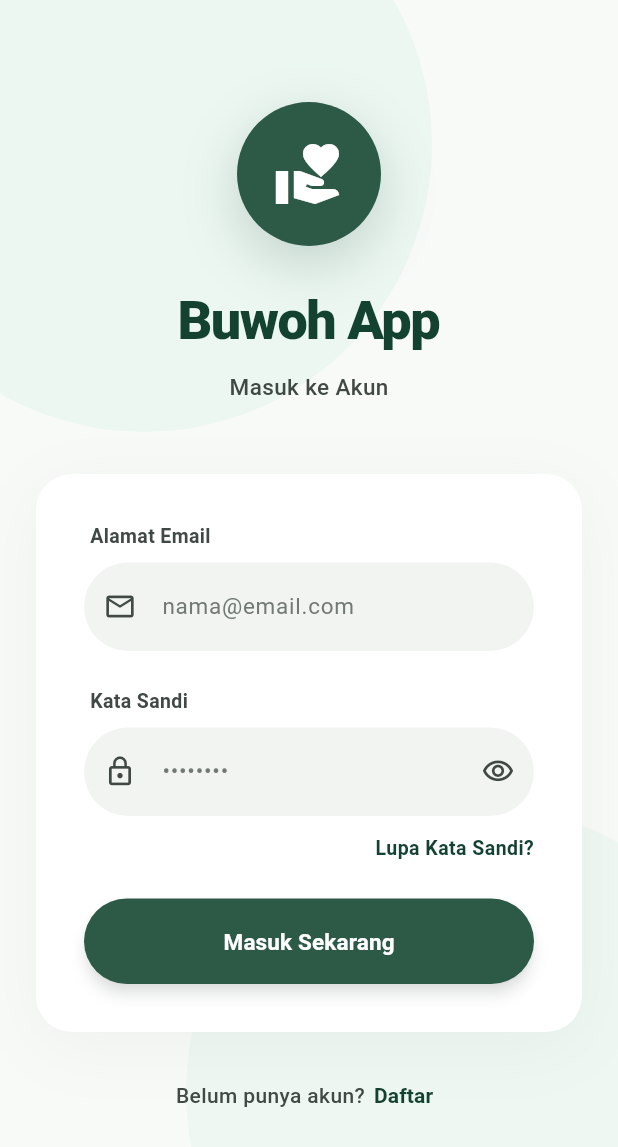
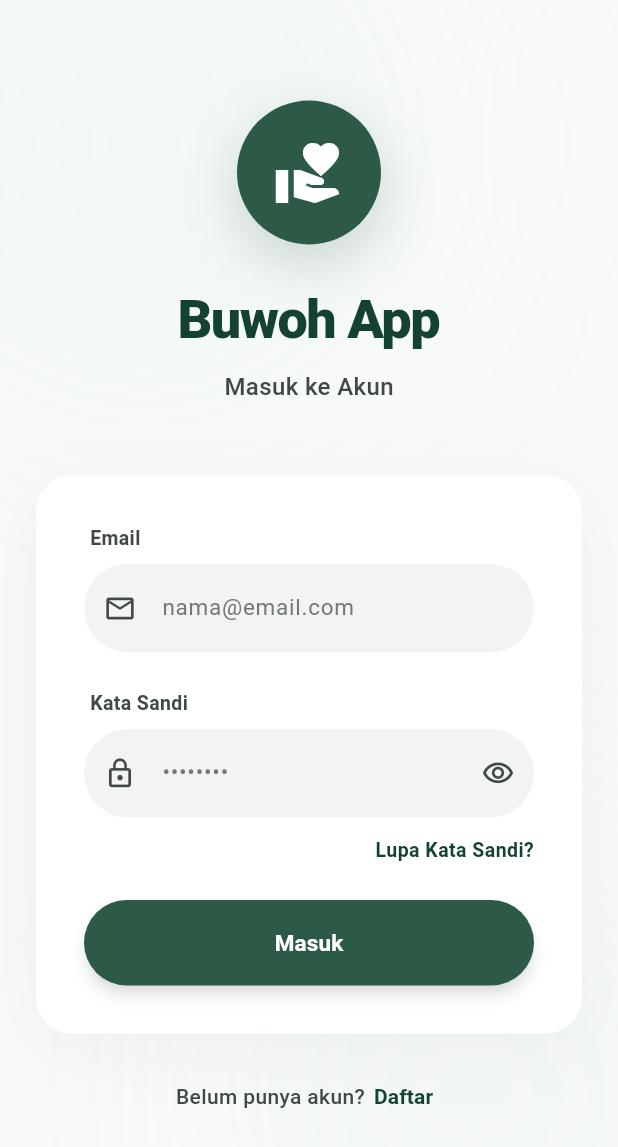
Before and after one commit to rifaprasetya01/buwoh-app, a Flutter app: the screen it shows after launch, on a phone screen of 412 x 824 dp. Shown: the top 1147 px of the screen. Run offline on Flutter 3.47's test engine with Material 3 defaults, Android fonts, the phone set to English and light mode, and no system bars; our stand-ins replace image_picker; Roboto replaces fonts that are missing (Plus Jakarta Sans).

Commit message:
feat(ui): redesign login screen with new form components

```diff
--- a/frontend/lib/screens/login_screen.dart
+++ b/frontend/lib/screens/login_screen.dart
@@ -1,6 +1,7 @@
 import 'package:flutter/material.dart';
 import 'register_screen.dart';
 import 'home_screen.dart';
+import '../widgets/widgets.dart';
 
 class LoginScreen extends StatefulWidget {
   const LoginScreen({super.key});
@@ -20,11 +21,11 @@ class _LoginScreenState extends State<LoginScreen> {
   static const _primaryFixed = Color(0xFFBCEDD4);
   static const _secondaryFixed = Color(0xFFC5EBD9);
   static const _onSurfaceVariant = Color(0xFF414944);
-  static const _outlineVariant = Color(0xFFC0C8C2);
-  static const _outline = Color(0xFF717974);
+  // static const _outlineVariant = Color(0xFFC0C8C2);
+  // static const _outline = Color(0xFF717974);
   static const _surfaceContainerLowest = Color(0xFFFFFFFF);
   static const _background = Color(0xFFF8FAF8);
-  static const _tertiary = Color(0xFF705D00);
+  // static const _tertiary = Color(0xFF705D00);
 
   @override
   void dispose() {
@@ -39,29 +40,16 @@ class _LoginScreenState extends State<LoginScreen> {
       backgroundColor: _background,
       body: Stack(
         children: [
-          // Background blobs
           Positioned(
             top: -96,
             left: -96,
-            child: Container(
-              width: 384,
-              height: 384,
-              decoration: BoxDecoration(
-                shape: BoxShape.circle,
-                color: _primaryFixed.withValues(alpha: 0.20),
-              ),
-            ),
+            child: BuwohGlowBlob(color: _primaryFixed.withValues(alpha: 0.065)),
           ),
           Positioned(
             bottom: -96,
             right: -96,
-            child: Container(
-              width: 384,
-              height: 384,
-              decoration: BoxDecoration(
-                shape: BoxShape.circle,
-                color: _secondaryFixed.withValues(alpha: 0.20),
-              ),
+            child: BuwohGlowBlob(
+              color: _secondaryFixed.withValues(alpha: 0.065),
             ),
           ),
 
@@ -73,7 +61,10 @@ class _LoginScreenState extends State<LoginScreen> {
                   child: ConstrainedBox(
                     constraints: const BoxConstraints(maxWidth: 500),
                     child: Padding(
-                      padding: const EdgeInsets.symmetric(horizontal: 24, vertical: 48),
+                      padding: const EdgeInsets.symmetric(
+                        horizontal: 24,
+                        vertical: 48,
+                      ),
                       child: Column(
                         children: [
                           // ── Header ──────────────────────────────────────────────
@@ -115,7 +106,7 @@ class _LoginScreenState extends State<LoginScreen> {
                                 'Masuk ke Akun',
                                 style: TextStyle(
                                   fontFamily: 'Plus Jakarta Sans',
-                                  fontSize: 15,
+                                  fontSize: 16,
                                   fontWeight: FontWeight.w500,
                                   color: _onSurfaceVariant,
                                 ),
@@ -133,7 +124,9 @@ class _LoginScreenState extends State<LoginScreen> {
                               borderRadius: BorderRadius.circular(24),
                               boxShadow: [
                                 BoxShadow(
-                                  color: const Color(0xFF191C1B).withValues(alpha: 0.04),
+                                  color: const Color(
+                                    0xFF191C1B,
+                                  ).withValues(alpha: 0.04),
                                   blurRadius: 40,
                                   offset: const Offset(0, 10),
                                 ),
@@ -143,25 +136,26 @@ class _LoginScreenState extends State<LoginScreen> {
                               crossAxisAlignment: CrossAxisAlignment.start,
                               children: [
                                 // Email field
-                                const _FieldLabel('Alamat Email'),
+                                const BuwohFieldLabel('Email'),
                                 const SizedBox(height: 8),
-                                _InputField(
+                                BuwohInputField(
                                   controller: _emailCtrl,
                                   hintText: 'nama@email.com',
-                                  prefixIcon: Icons.mail_outline,
+                                  prefixIcon: Icons.email_outlined,
                                   keyboardType: TextInputType.emailAddress,
                                 ),
 
                                 const SizedBox(height: 24),
 
                                 // Password field
-                                const _FieldLabel('Kata Sandi'),
+                                const BuwohFieldLabel('Kata Sandi'),
                                 const SizedBox(height: 8),
-                                _PasswordField(
+                                BuwohPasswordField(
                                   controller: _passwordCtrl,
                                   obscure: _obscurePassword,
                                   onToggle: () => setState(
-                                      () => _obscurePassword = !_obscurePassword),
+                                    () => _obscurePassword = !_obscurePassword,
+                                  ),
                                 ),
 
                                 const SizedBox(height: 12),
@@ -174,7 +168,8 @@ class _LoginScreenState extends State<LoginScreen> {
                                     style: TextButton.styleFrom(
                                       padding: EdgeInsets.zero,
                                       minimumSize: Size.zero,
-                                      tapTargetSize: MaterialTapTargetSize.shrinkWrap,
+                                      tapTargetSize:
+                                          MaterialTapTargetSize.shrinkWrap,
                                     ),
                                     child: const Text(
                                       'Lupa Kata Sandi?',
@@ -192,13 +187,13 @@ class _LoginScreenState extends State<LoginScreen> {
                                 const SizedBox(height: 24),
 
                                 // Login button
-                                _PrimaryButton(
-                                  label: 'Masuk Sekarang',
+                                BuwohPrimaryButton(
+                                  label: 'Masuk',
                                   onPressed: () {
                                     Navigator.pushReplacement(
                                       context,
                                       MaterialPageRoute(
-                                        builder: (_) => const HomeScreen(),
+                                        builder: (context) => const HomeScreen(),
                                       ),
                                     );
                                   },
@@ -232,10 +227,12 @@ class _LoginScreenState extends State<LoginScreen> {
                                   );
                                 },
                                 style: TextButton.styleFrom(
-                                  padding:
-                                      const EdgeInsets.symmetric(horizontal: 6),
+                                  padding: const EdgeInsets.symmetric(
+                                    horizontal: 6,
+                                  ),
                                   minimumSize: Size.zero,
-                                  tapTargetSize: MaterialTapTargetSize.shrinkWrap,
+                                  tapTargetSize:
+                                      MaterialTapTargetSize.shrinkWrap,
                                 ),
                                 child: const Text(
                                   'Daftar',
@@ -265,176 +262,3 @@ class _LoginScreenState extends State<LoginScreen> {
 }
 
 // ── Reusable Widgets ────────────────────────────────────────────────────────
-
-class _FieldLabel extends StatelessWidget {
-  final String text;
-  const _FieldLabel(this.text);
-
-  @override
-  Widget build(BuildContext context) {
-    return Padding(
-      padding: const EdgeInsets.only(left: 4),
-      child: Text(
-        text,
-        style: const TextStyle(
-          fontFamily: 'Plus Jakarta Sans',
-          fontSize: 13,
-          fontWeight: FontWeight.w600,
-          color: Color(0xFF414944),
-        ),
-      ),
-    );
-  }
-}
-
-class _InputField extends StatelessWidget {
-  final TextEditingController controller;
-  final String hintText;
-  final IconData prefixIcon;
-  final TextInputType keyboardType;
-
-  const _InputField({
-    required this.controller,
-    required this.hintText,
-    required this.prefixIcon,
-    this.keyboardType = TextInputType.text,
-  });
-
-  @override
-  Widget build(BuildContext context) {
-    return TextField(
-      controller: controller,
-      keyboardType: keyboardType,
-      style: const TextStyle(
-        fontFamily: 'Plus Jakarta Sans',
-        fontSize: 15,
-        color: Color(0xFF191C1B),
-      ),
-      decoration: InputDecoration(
-        hintText: hintText,
-        hintStyle: const TextStyle(
-          fontFamily: 'Plus Jakarta Sans',
-          color: Color(0xFF717974),
-          fontSize: 15,
-        ),
-        prefixIcon: Icon(prefixIcon, color: const Color(0xFF414944), size: 22),
-        filled: true,
-        fillColor: const Color(0xFFF2F4F2),
-        border: OutlineInputBorder(
-          borderRadius: BorderRadius.circular(999),
-          borderSide: BorderSide.none,
-        ),
-        enabledBorder: OutlineInputBorder(
-          borderRadius: BorderRadius.circular(999),
-          borderSide: BorderSide.none,
-        ),
-        focusedBorder: OutlineInputBorder(
-          borderRadius: BorderRadius.circular(999),
-          borderSide: const BorderSide(
-            color: Color(0xFF2D5A47),
-            width: 2,
-          ),
-        ),
-        contentPadding:
-            const EdgeInsets.symmetric(vertical: 18, horizontal: 20),
-      ),
-    );
-  }
-}
-
-class _PasswordField extends StatelessWidget {
-  final TextEditingController controller;
-  final bool obscure;
-  final VoidCallback onToggle;
-
-  const _PasswordField({
-    required this.controller,
-    required this.obscure,
-    required this.onToggle,
-  });
-
-  @override
-  Widget build(BuildContext context) {
-    return TextField(
-      controller: controller,
-      obscureText: obscure,
-      style: const TextStyle(
-        fontFamily: 'Plus Jakarta Sans',
-        fontSize: 15,
-        color: Color(0xFF191C1B),
-      ),
-      decoration: InputDecoration(
-        hintText: '••••••••',
-        hintStyle: const TextStyle(
-          fontFamily: 'Plus Jakarta Sans',
-          color: Color(0xFF717974),
-          fontSize: 15,
-        ),
-        prefixIcon:
-            const Icon(Icons.lock_outline, color: Color(0xFF414944), size: 22),
-        suffixIcon: IconButton(
-          icon: Icon(
-            obscure ? Icons.visibility_outlined : Icons.visibility_off_outlined,
-            color: const Color(0xFF414944),
-            size: 22,
-          ),
-          onPressed: onToggle,
-        ),
-        filled: true,
-        fillColor: const Color(0xFFF2F4F2),
-        border: OutlineInputBorder(
-          borderRadius: BorderRadius.circular(999),
-          borderSide: BorderSide.none,
-        ),
-        enabledBorder: OutlineInputBorder(
-          borderRadius: BorderRadius.circular(999),
-          borderSide: BorderSide.none,
-        ),
-        focusedBorder: OutlineInputBorder(
-          borderRadius: BorderRadius.circular(999),
-          borderSide: const BorderSide(
-            color: Color(0xFF2D5A47),
-            width: 2,
-          ),
-        ),
-        contentPadding:
-            const EdgeInsets.symmetric(vertical: 18, horizontal: 20),
-      ),
-    );
-  }
-}
-
-class _PrimaryButton extends StatelessWidget {
-  final String label;
-  final VoidCallback onPressed;
-
-  const _PrimaryButton({required this.label, required this.onPressed});
-
-  @override
-  Widget build(BuildContext context) {
-    return SizedBox(
-      width: double.infinity,
-      child: ElevatedButton(
-        onPressed: onPressed,
-        style: ElevatedButton.styleFrom(
-          backgroundColor: const Color(0xFF2D5A47),
-          foregroundColor: Colors.white,
-          padding: const EdgeInsets.symmetric(vertical: 18),
-          shape: RoundedRectangleBorder(
-            borderRadius: BorderRadius.circular(999),
-          ),
-          elevation: 4,
-          shadowColor: const Color(0xFF134231).withValues(alpha: 0.3),
-        ),
-        child: Text(
-          label,
-          style: const TextStyle(
-            fontFamily: 'Plus Jakarta Sans',
-            fontSize: 15,
-            fontWeight: FontWeight.w700,
-          ),
-        ),
-      ),
-    );
-  }
-}
--- /dev/null
+++ b/frontend/lib/widgets/form/field_label.dart
@@ -0,0 +1,23 @@
+import 'package:flutter/material.dart';
+
+/// A styled label for input fields.
+class BuwohFieldLabel extends StatelessWidget {
+  final String text;
+  const BuwohFieldLabel(this.text, {super.key});
+
+  @override
+  Widget build(BuildContext context) {
+    return Padding(
+      padding: const EdgeInsets.only(left: 4),
+      child: Text(
+        text,
+        style: const TextStyle(
+          fontFamily: 'Plus Jakarta Sans',
+          fontSize: 13,
+          fontWeight: FontWeight.w600,
+          color: Color(0xFF414944),
+        ),
+      ),
+    );
+  }
+}
--- /dev/null
+++ b/frontend/lib/widgets/form/form.dart
@@ -0,0 +1,4 @@
+export 'field_label.dart';
+export 'input_field.dart';
+export 'password_field.dart';
+export 'primary_button.dart';
--- /dev/null
+++ b/frontend/lib/widgets/form/input_field.dart
@@ -0,0 +1,57 @@
+import 'package:flutter/material.dart';
+
+/// A standard text input field with custom styling.
+class BuwohInputField extends StatelessWidget {
+  final TextEditingController controller;
+  final String hintText;
+  final IconData prefixIcon;
+  final TextInputType keyboardType;
+
+  const BuwohInputField({
+    super.key,
+    required this.controller,
+    required this.hintText,
+    required this.prefixIcon,
+    this.keyboardType = TextInputType.text,
+  });
+
+  @override
+  Widget build(BuildContext context) {
+    return TextField(
+      controller: controller,
+      keyboardType: keyboardType,
+      style: const TextStyle(
+        fontFamily: 'Plus Jakarta Sans',
+        fontSize: 15,
+        color: Color(0xFF191C1B),
+      ),
+      decoration: InputDecoration(
+        hintText: hintText,
+        hintStyle: const TextStyle(
+          fontFamily: 'Plus Jakarta Sans',
+          color: Color(0xFF717974),
+          fontSize: 15,
+        ),
+        prefixIcon: Icon(prefixIcon, color: const Color(0xFF414944), size: 22),
+        filled: true,
+        fillColor: const Color(0xFFF2F4F2),
+        border: OutlineInputBorder(
+          borderRadius: BorderRadius.circular(999),
+          borderSide: BorderSide.none,
+        ),
+        enabledBorder: OutlineInputBorder(
+          borderRadius: BorderRadius.circular(999),
+          borderSide: BorderSide.none,
+        ),
+        focusedBorder: OutlineInputBorder(
+          borderRadius: BorderRadius.circular(999),
+          borderSide: const BorderSide(color: Color(0xFF2D5A47), width: 2),
+        ),
+        contentPadding: const EdgeInsets.symmetric(
+          vertical: 18,
+          horizontal: 20,
+        ),
+      ),
+    );
+  }
+}
--- /dev/null
+++ b/frontend/lib/widgets/form/password_field.dart
@@ -0,0 +1,69 @@
+import 'package:flutter/material.dart';
+
+/// A specialized password input field with visibility toggle.
+class BuwohPasswordField extends StatelessWidget {
+  final TextEditingController controller;
+  final bool obscure;
+  final VoidCallback onToggle;
+  final String hintText;
+
+  const BuwohPasswordField({
+    super.key,
+    required this.controller,
+    required this.obscure,
+    required this.onToggle,
+    this.hintText = '••••••••',
+  });
+
+  @override
+  Widget build(BuildContext context) {
+    return TextField(
+      controller: controller,
+      obscureText: obscure,
+      style: const TextStyle(
+        fontFamily: 'Plus Jakarta Sans',
+        fontSize: 15,
+        color: Color(0xFF191C1B),
+      ),
+      decoration: InputDecoration(
+        hintText: hintText,
+        hintStyle: const TextStyle(
+          fontFamily: 'Plus Jakarta Sans',
+          color: Color(0xFF717974),
+          fontSize: 15,
+        ),
+        prefixIcon: const Icon(
+          Icons.lock_outline,
+          color: Color(0xFF414944),
+          size: 22,
+        ),
+        suffixIcon: IconButton(
+          icon: Icon(
+            obscure ? Icons.visibility_outlined : Icons.visibility_off_outlined,
+            color: const Color(0xFF414944),
+            size: 22,
+          ),
+          onPressed: onToggle,
+        ),
+        filled: true,
+        fillColor: const Color(0xFFF2F4F2),
+        border: OutlineInputBorder(
+          borderRadius: BorderRadius.circular(999),
+          borderSide: BorderSide.none,
+        ),
+        enabledBorder: OutlineInputBorder(
+          borderRadius: BorderRadius.circular(999),
+          borderSide: BorderSide.none,
+        ),
+        focusedBorder: OutlineInputBorder(
+          borderRadius: BorderRadius.circular(999),
+          borderSide: const BorderSide(color: Color(0xFF2D5A47), width: 2),
+        ),
+        contentPadding: const EdgeInsets.symmetric(
+          vertical: 18,
+          horizontal: 20,
+        ),
+      ),
+    );
+  }
+}
--- /dev/null
+++ b/frontend/lib/widgets/form/primary_button.dart
@@ -0,0 +1,41 @@
+import 'package:flutter/material.dart';
+
+/// A primary action button with standard app styling.
+class BuwohPrimaryButton extends StatelessWidget {
+  final String label;
+  final VoidCallback onPressed;
+
+  const BuwohPrimaryButton({
+    super.key,
+    required this.label,
+    required this.onPressed,
+  });
+
+  @override
+  Widget build(BuildContext context) {
+    return SizedBox(
+      width: double.infinity,
+      child: ElevatedButton(
+        onPressed: onPressed,
+        style: ElevatedButton.styleFrom(
+          backgroundColor: const Color(0xFF2D5A47),
+          foregroundColor: Colors.white,
+          padding: const EdgeInsets.symmetric(vertical: 18),
+          shape: RoundedRectangleBorder(
+            borderRadius: BorderRadius.circular(999),
+          ),
+          elevation: 4,
+          shadowColor: const Color(0xFF134231).withValues(alpha: 0.3),
+        ),
+        child: Text(
+          label,
+          style: const TextStyle(
+            fontFamily: 'Plus Jakarta Sans',
+            fontSize: 15,
+            fontWeight: FontWeight.w700,
+          ),
+        ),
+      ),
+    );
+  }
+}
--- /dev/null
+++ b/frontend/lib/widgets/widgets.dart
@@ -0,0 +1,5 @@
+export 'form/form.dart';
+export 'decoration/decoration.dart';
+export 'cards/cards.dart';
+export 'list_items/list_items.dart';
+export 'navigation/navigation.dart';
```
